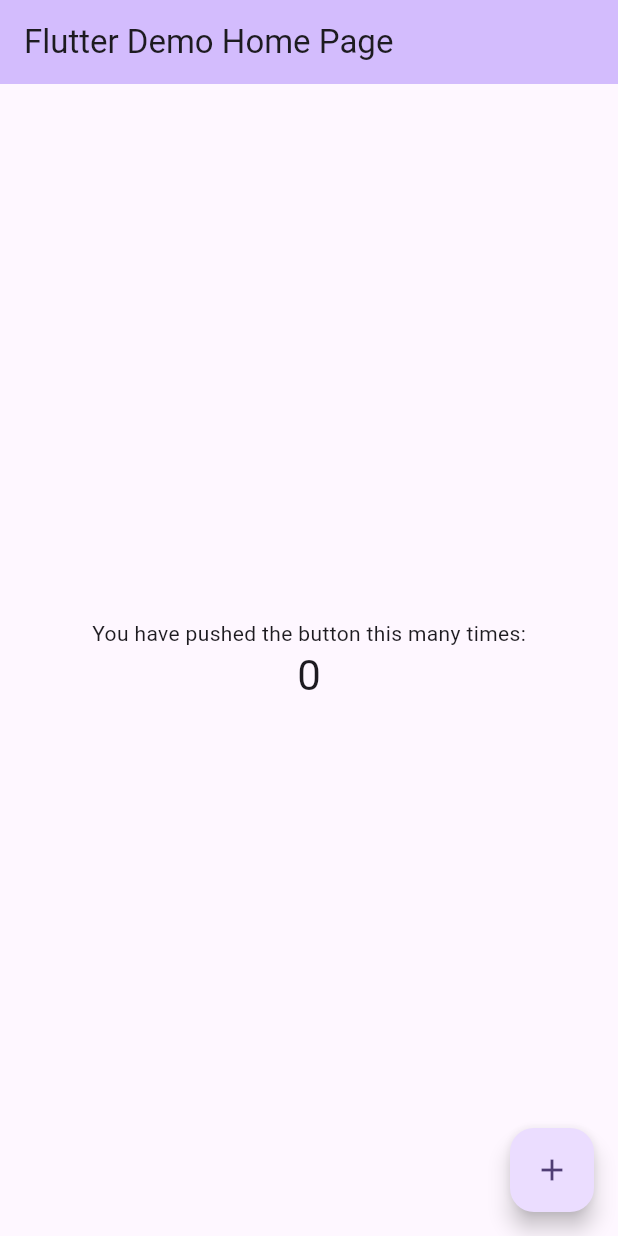
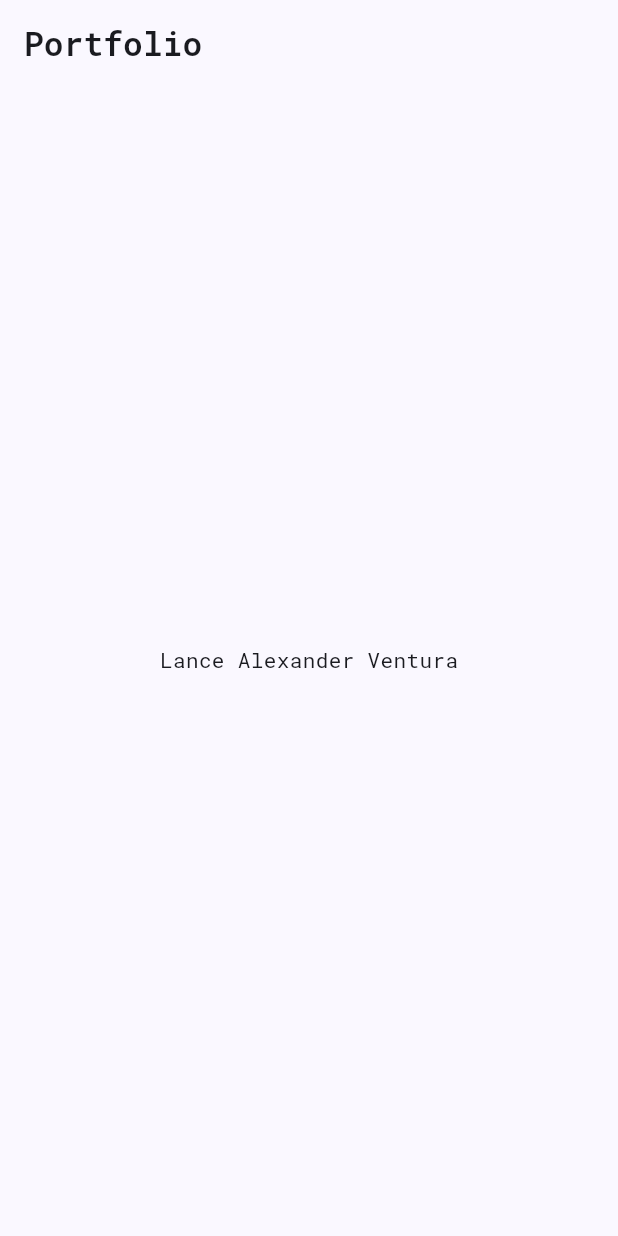
Before and after one commit to KubangPawis/dev-portfolio, a Flutter app: the screen it shows after launch, on a phone screen of 412 x 824 dp. Run offline on Flutter 3.47's test engine with Material 3 defaults, Android fonts, the phone set to English and light mode, and no system bars; our stand-ins replace google_fonts.

Commit message:
feat: implement standard app foundations
- Add essential Flutter files such as app, main, theme

- Add landing page

```diff
--- /dev/null
+++ b/lib/app/app.dart
@@ -0,0 +1,19 @@
+import 'package:flutter/material.dart';
+
+import '../pages/landing.dart';
+import 'theme.dart';
+
+class MyApp extends StatelessWidget {
+  const MyApp({super.key});
+
+  @override
+  Widget build(BuildContext context) {
+    return MaterialApp(
+      title: "Dev Portfolio",
+      debugShowCheckedModeBanner: false,
+      theme: AppTheme.light(),
+      darkTheme: AppTheme.dark(),
+      home: const LandingPage(),
+    );
+  }
+}
--- /dev/null
+++ b/lib/app/theme.dart
@@ -0,0 +1,46 @@
+import 'package:flutter/material.dart';
+import 'package:google_fonts/google_fonts.dart';
+
+class AppTheme {
+  static const Color _seedColor = Color(0xFF264480);
+
+  // ----- LIGHT MODE -----
+  static ThemeData light() {
+    final baseTheme = ThemeData(
+      useMaterial3: true,
+      colorScheme: ColorScheme.fromSeed(
+        seedColor: _seedColor,
+        brightness: Brightness.light,
+      ),
+    );
+
+    return baseTheme.copyWith(textTheme: _buildTextTheme(baseTheme.textTheme));
+  }
+
+  // ----- DARK MODE -----
+  static ThemeData dark() {
+    final baseTheme = ThemeData(
+      useMaterial3: true,
+      colorScheme: ColorScheme.fromSeed(
+        seedColor: _seedColor,
+        brightness: Brightness.dark,
+      ),
+    );
+
+    return baseTheme.copyWith(textTheme: _buildTextTheme(baseTheme.textTheme));
+  }
+
+  // ----- UTILITIES -----
+  static TextTheme _buildTextTheme(TextTheme baseTheme) {
+    final textTheme = GoogleFonts.robotoMonoTextTheme(baseTheme);
+
+    return baseTheme.copyWith(
+      displayLarge: textTheme.displayLarge?.copyWith(
+        fontWeight: FontWeight.bold,
+      ),
+      titleLarge: textTheme.titleLarge?.copyWith(fontWeight: FontWeight.w600),
+      bodyLarge: textTheme.bodyLarge?.copyWith(height: 1.5),
+      bodyMedium: textTheme.bodyMedium?.copyWith(height: 1.5),
+    );
+  }
+}
--- a/lib/main.dart
+++ b/lib/main.dart
@@ -1,122 +1,6 @@
 import 'package:flutter/material.dart';
+import 'app/app.dart';
 
 void main() {
   runApp(const MyApp());
 }
-
-class MyApp extends StatelessWidget {
-  const MyApp({super.key});
-
-  // This widget is the root of your application.
-  @override
-  Widget build(BuildContext context) {
-    return MaterialApp(
-      title: 'Flutter Demo',
-      theme: ThemeData(
-        // This is the theme of your application.
-        //
-        // TRY THIS: Try running your application with "flutter run". You'll see
-        // the application has a purple toolbar. Then, without quitting the app,
-        // try changing the seedColor in the colorScheme below to Colors.green
-        // and then invoke "hot reload" (save your changes or press the "hot
-        // reload" button in a Flutter-supported IDE, or press "r" if you used
-        // the command line to start the app).
-        //
-        // Notice that the counter didn't reset back to zero; the application
-        // state is not lost during the reload. To reset the state, use hot
-        // restart instead.
-        //
-        // This works for code too, not just values: Most code changes can be
-        // tested with just a hot reload.
-        colorScheme: .fromSeed(seedColor: Colors.deepPurple),
-      ),
-      home: const MyHomePage(title: 'Flutter Demo Home Page'),
-    );
-  }
-}
-
-class MyHomePage extends StatefulWidget {
-  const MyHomePage({super.key, required this.title});
-
-  // This widget is the home page of your application. It is stateful, meaning
-  // that it has a State object (defined below) that contains fields that affect
-  // how it looks.
-
-  // This class is the configuration for the state. It holds the values (in this
-  // case the title) provided by the parent (in this case the App widget) and
-  // used by the build method of the State. Fields in a Widget subclass are
-  // always marked "final".
-
-  final String title;
-
-  @override
-  State<MyHomePage> createState() => _MyHomePageState();
-}
-
-class _MyHomePageState extends State<MyHomePage> {
-  int _counter = 0;
-
-  void _incrementCounter() {
-    setState(() {
-      // This call to setState tells the Flutter framework that something has
-      // changed in this State, which causes it to rerun the build method below
-      // so that the display can reflect the updated values. If we changed
-      // _counter without calling setState(), then the build method would not be
-      // called again, and so nothing would appear to happen.
-      _counter++;
-    });
-  }
-
-  @override
-  Widget build(BuildContext context) {
-    // This method is rerun every time setState is called, for instance as done
-    // by the _incrementCounter method above.
-    //
-    // The Flutter framework has been optimized to make rerunning build methods
-    // fast, so that you can just rebuild anything that needs updating rather
-    // than having to individually change instances of widgets.
-    return Scaffold(
-      appBar: AppBar(
-        // TRY THIS: Try changing the color here to a specific color (to
-        // Colors.amber, perhaps?) and trigger a hot reload to see the AppBar
-        // change color while the other colors stay the same.
-        backgroundColor: Theme.of(context).colorScheme.inversePrimary,
-        // Here we take the value from the MyHomePage object that was created by
-        // the App.build method, and use it to set our appbar title.
-        title: Text(widget.title),
-      ),
-      body: Center(
-        // Center is a layout widget. It takes a single child and positions it
-        // in the middle of the parent.
-        child: Column(
-          // Column is also a layout widget. It takes a list of children and
-          // arranges them vertically. By default, it sizes itself to fit its
-          // children horizontally, and tries to be as tall as its parent.
-          //
-          // Column has various properties to control how it sizes itself and
-          // how it positions its children. Here we use mainAxisAlignment to
-          // center the children vertically; the main axis here is the vertical
-          // axis because Columns are vertical (the cross axis would be
-          // horizontal).
-          //
-          // TRY THIS: Invoke "debug painting" (choose the "Toggle Debug Paint"
-          // action in the IDE, or press "p" in the console), to see the
-          // wireframe for each widget.
-          mainAxisAlignment: .center,
-          children: [
-            const Text('You have pushed the button this many times:'),
-            Text(
-              '$_counter',
-              style: Theme.of(context).textTheme.headlineMedium,
-            ),
-          ],
-        ),
-      ),
-      floatingActionButton: FloatingActionButton(
-        onPressed: _incrementCounter,
-        tooltip: 'Increment',
-        child: const Icon(Icons.add),
-      ),
-    );
-  }
-}
--- /dev/null
+++ b/lib/pages/landing.dart
@@ -0,0 +1,13 @@
+import 'package:flutter/material.dart';
+
+class LandingPage extends StatelessWidget {
+  const LandingPage({super.key});
+
+  @override
+  Widget build(BuildContext context) {
+    return Scaffold(
+      appBar: AppBar(title: const Text('Portfolio')),
+      body: const Center(child: Text('Lance Alexander Ventura')),
+    );
+  }
+}
```
